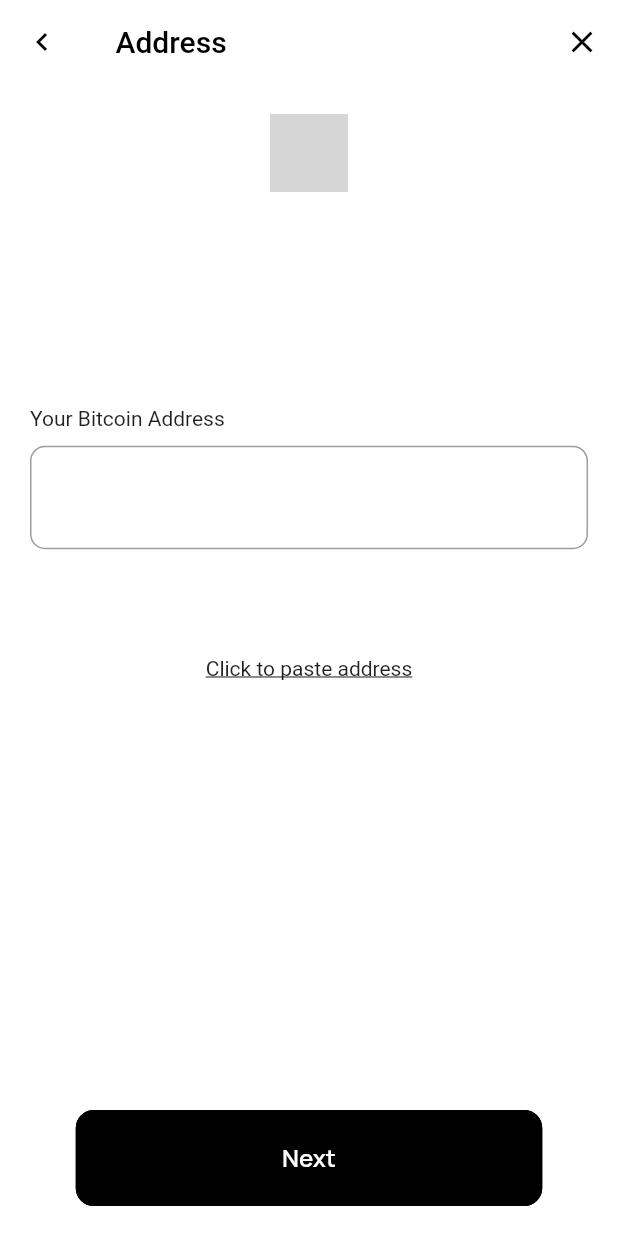
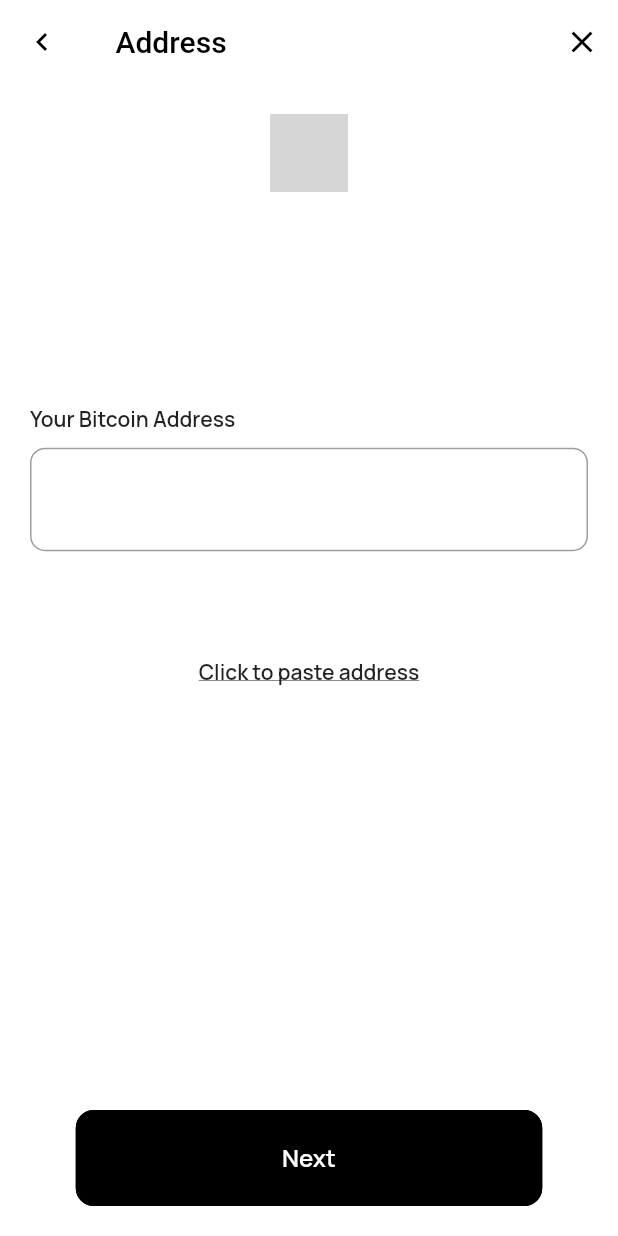
Before and after one commit to simplecoins/simplecoins_mobile_front, a Flutter app: the EnterWalletAddress screen opened by its route, on a phone screen of 412 x 824 dp. Run offline on Flutter 3.47's test engine with Material 2 defaults, Android fonts, the phone set to English and light mode, and no system bars; grey boxes are pictures that could not be loaded.

Commit message:
'Enter Wallet Address' styles added

```diff
--- a/lib/main.dart
+++ b/lib/main.dart
@@ -20,7 +20,7 @@ import 'package:simplecoins_0/screens/wrapper.dart';
 void main() {
   runApp(MaterialApp(
     debugShowCheckedModeBanner: false,
-    initialRoute: '/userprofile',
+    initialRoute: '/changepassword',
     routes: {
       '/': (context) => Wrapper(),
       '/splash': (context) => Splash(),
--- a/lib/screens/enterwalletaddress/enterwalletaddress.dart
+++ b/lib/screens/enterwalletaddress/enterwalletaddress.dart
@@ -49,7 +49,16 @@ class _EnterWalletAddressState extends State<EnterWalletAddress> {
               flex: 2,
             ),
             Row(
-              children: <Widget>[Text('Your Bitcoin Address')],
+              children: <Widget>[
+                Text(
+                  'Your Bitcoin Address',
+                  style: TextStyle(
+                    fontFamily: 'Manrope',
+                    fontSize: 14,
+                    fontWeight: FontWeight.w600
+                  ),
+                )
+              ],
             ),
             SizedBox(
               height: 10.0,
@@ -58,7 +67,6 @@ class _EnterWalletAddressState extends State<EnterWalletAddress> {
               autofocus: false,
               keyboardType: TextInputType.number,
               decoration: InputDecoration(
-                  //hintText: 'Email',
                   contentPadding: EdgeInsets.fromLTRB(20, 25, 20, 25),
                   border: OutlineInputBorder(
                       borderRadius: BorderRadius.circular(10.0))),
@@ -66,7 +74,12 @@ class _EnterWalletAddressState extends State<EnterWalletAddress> {
             Spacer(),
             Text(
               'Click to paste address',
-              style: TextStyle(decoration: TextDecoration.underline),
+              style: TextStyle(
+                decoration: TextDecoration.underline,
+                fontFamily: 'Manrope',
+                fontSize: 14,
+                fontWeight: FontWeight.w600
+              ),
             ),
             Spacer(
               flex: 4,
```
Also changed, not shown: lib/screens/changepassword/changepassword.dart (+28 -1 lines).
